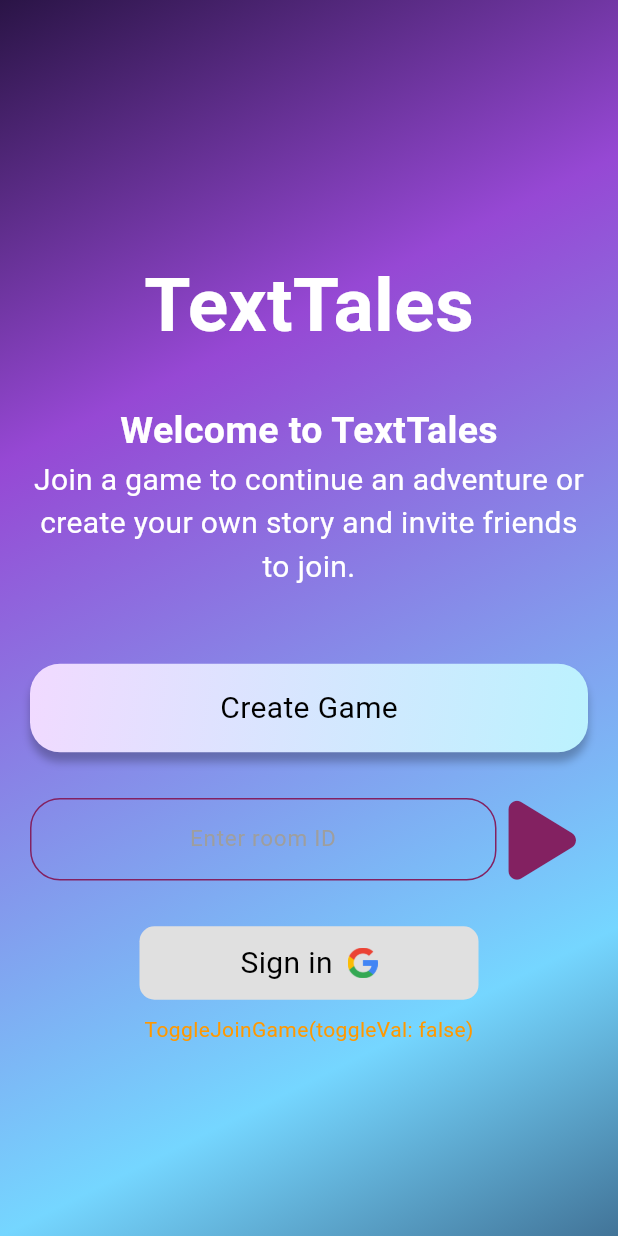
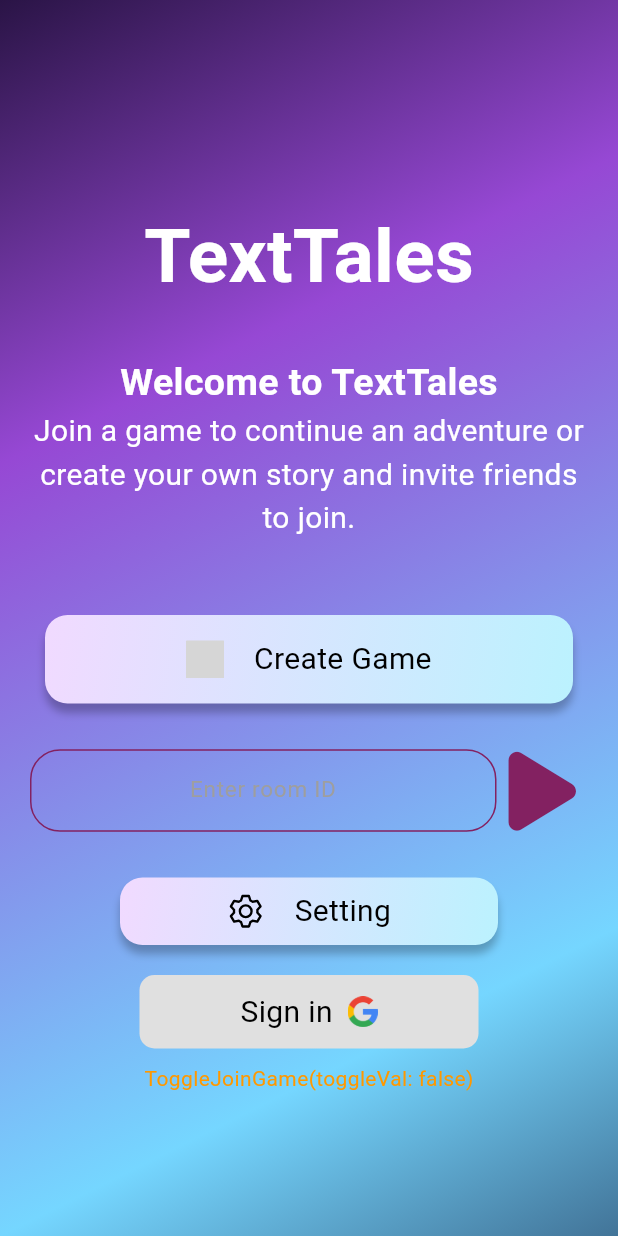
Before and after one commit to FrostyCake47/TextTales, a Flutter app: the screen it shows after launch, on a phone screen of 412 x 824 dp. Run offline on Flutter 3.47's test engine with Material 3 defaults, Android fonts, the light colour scheme and no system bars; our stand-ins replace firebase_auth, firebase_core, flutter_riverpod, flutter_spinkit, flutter_svg, fluttertoast and 4 more; missing offline and left inert: dart:ffi; accounts and stored records are empty; Roboto replaces fonts that are missing (Poppins); grey boxes are pictures that could not be loaded.

Commit message:
button icons

```diff
--- a/lib/components/homebtn.dart
+++ b/lib/components/homebtn.dart
@@ -1,20 +1,24 @@
 import 'package:flutter/material.dart';
+import 'package:flutter_svg/flutter_svg.dart';
 import 'package:texttales/constants/colors.dart';
 import 'package:texttales/constants/textstyles.dart';
 
 class HomeBtn extends StatelessWidget {
   final String text;
-  const HomeBtn({super.key, required this.text});
+  final String imgSrc;
+  double? px;
+  double? mx;
+  HomeBtn({super.key, required this.text, this.px, this.mx, required this.imgSrc});
 
   @override
   Widget build(BuildContext context) {
     return Container(
       width: double.infinity,
-      padding: const EdgeInsets.symmetric(vertical: 15),
-      margin: const EdgeInsets.symmetric(vertical: 10,  horizontal: 20),
+      padding: EdgeInsets.symmetric(vertical: px ?? 15),
+      margin: EdgeInsets.symmetric(vertical: 10,  horizontal: mx ?? 30),
       decoration: BoxDecoration(
         gradient: homebtnGradient,
-        borderRadius: BorderRadius.circular(20),
+        borderRadius: BorderRadius.circular(15),
         boxShadow: const [
           BoxShadow(
             color:  Color.fromARGB(64, 0, 0, 0),
@@ -24,7 +28,18 @@
           ),
         ],
       ),
-      child: Center(child: Text(text, style: textMedium.copyWith(fontSize: 20, color: Colors.black))),
+      child: Center(child: Row(
+        mainAxisAlignment: MainAxisAlignment.center,
+        children: [
+          SvgPicture.asset(
+            'assets/$imgSrc.svg',
+            width: 25,
+            semanticsLabel: 'A red up arrow'
+          ),
+          const SizedBox(width: 20,),
+          Text(text, style: textMedium.copyWith(fontSize: 20, color: Colors.black)),
+        ],
+      )),
     );
   }
 }
--- a/lib/screens/home.dart
+++ b/lib/screens/home.dart
@@ -70,6 +70,7 @@
                   padding: EdgeInsets.symmetric(vertical: player.name == '' ? 40 : 25),
                   margin: const EdgeInsets.symmetric(vertical: 0),
                   child: Column(
+                    mainAxisAlignment: MainAxisAlignment.start,
                     children: [
                       Text("TextTales", style: textTalesStyle.copyWith(fontSize: 50)),
                       SizedBox(height: 30,),
@@ -113,7 +114,7 @@
                   onTap: (){
                     Navigator.pushNamed(context, '/auth', arguments: {'mode':'create'});
                   },
-                  child: const HomeBtn(text: 'Create Game')
+                  child: HomeBtn(text: 'Create Game', imgSrc: 'create',)
                 ),
 
 
@@ -122,7 +123,7 @@
                   onTap: (){
                     ref.read(toggleJoinGameProvider.notifier).toggle();
                   },
-                  child: const HomeBtn(text: "Join Game"),
+                  child: HomeBtn(text: "Join Game", imgSrc: 'join',),
                 ) :
 
                 Container(
@@ -159,6 +160,13 @@
                       icon: const FaIcon(FontAwesomeIcons.play), color: secondaryColor, iconSize: 60,),
                     ],
                   ),
+                ),
+
+                GestureDetector(
+                  onTap: (){
+                    Navigator.pushNamed(context, '/auth', arguments: {'mode':'create'});
+                  },
+                  child: HomeBtn(text: 'Setting',imgSrc: 'setting', px: 8, mx: 80,)
                 ),
 
                 player.playerId == '' ? GestureDetector(
--- a/pubspec.yaml
+++ b/pubspec.yaml
@@ -16,6 +16,7 @@
   flutter_spinkit: ^5.2.1
   fluttertoast: ^8.2.5
   font_awesome_flutter: ^10.7.0
+  flutter_svg: ^2.0.10+1
 
 dev_dependencies:
   flutter_test:
```
Also changed, not shown: pubspec.lock.
